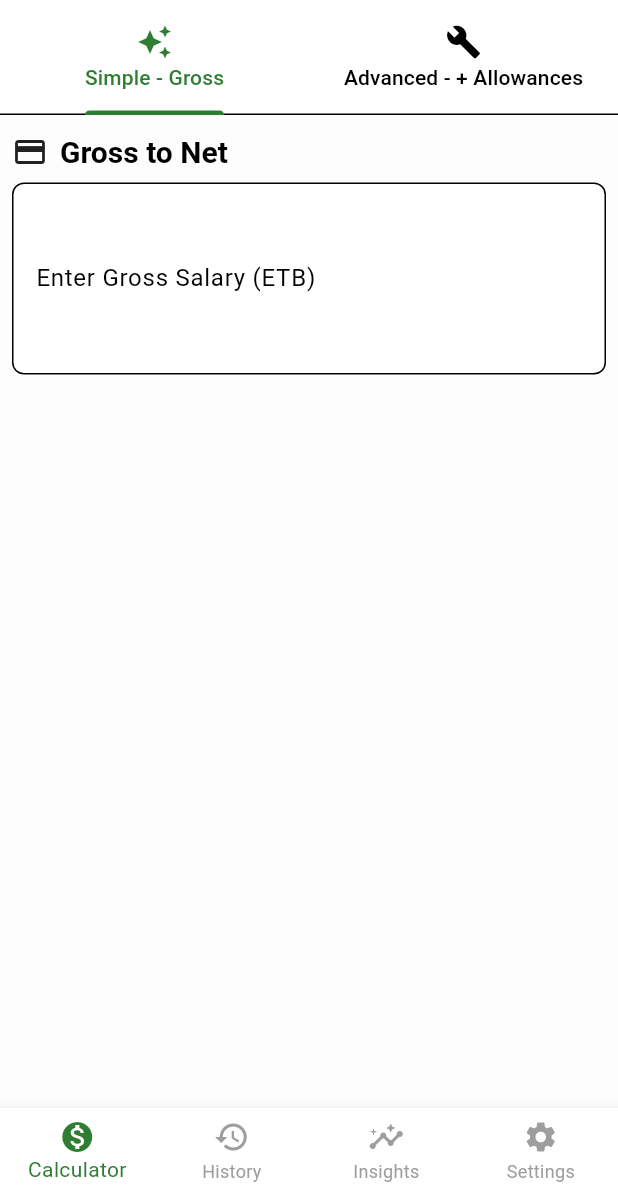
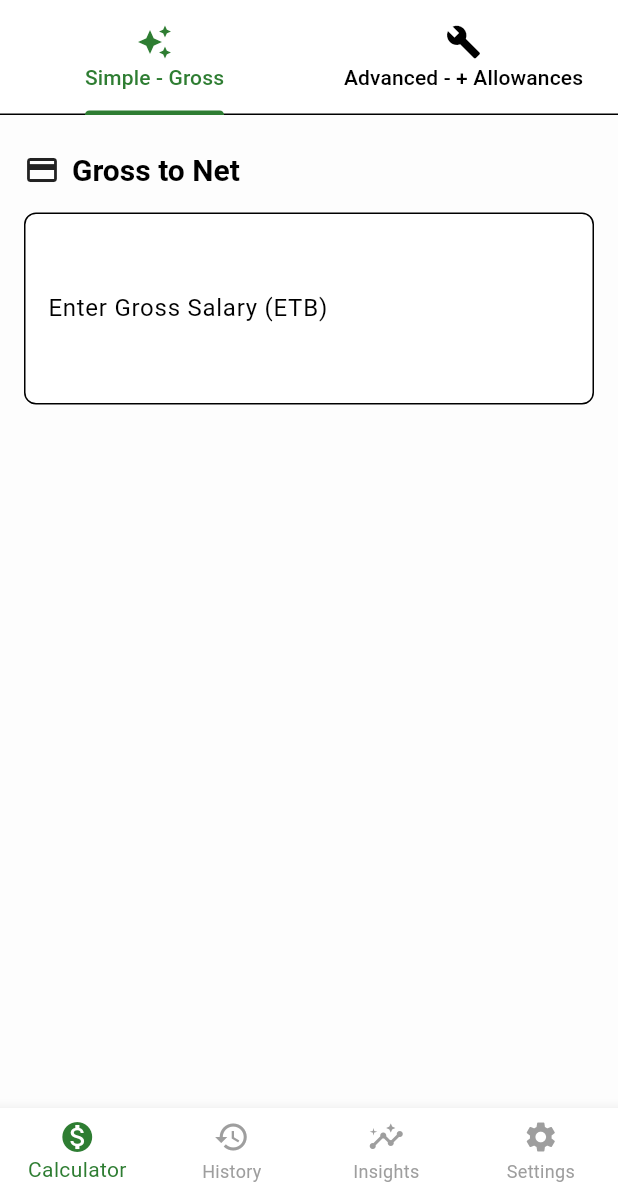
Before and after one commit to dag14/net-earn, a Flutter app: the screen it shows after launch, on a phone screen of 412 x 824 dp, the part 41-1236 px from its top. Run offline on Flutter 3.47's test engine with Material 3 defaults, Android fonts, the phone set to English and light mode, and no system bars; our stand-ins replace flutter_riverpod, go_router.

```diff
--- /dev/null
+++ b/lib/features/income_calculator/domain/tax_bracket.dart
@@ -0,0 +1,18 @@
+class TaxBracket {
+  final double min;
+  final double? max;
+  final double rate;
+  final double deduction;
+
+  const TaxBracket({
+    required this.min,
+    this.max,
+    required this.rate,
+    required this.deduction,
+  });
+
+  bool appliesTo(double income) {
+    if (max == null) return income >= min;
+    return income >= min && income <= max!;
+  }
+}
--- /dev/null
+++ b/lib/features/income_calculator/domain/tax_bracket_provider.dart
@@ -0,0 +1,5 @@
+import 'package:netearn/features/income_calculator/domain/tax_bracket.dart';
+
+abstract class TaxBracketProvider {
+  Future<List<TaxBracket>> getBrackets();
+}
--- a/lib/features/income_calculator/presentation/screens/calculator_screen.dart
+++ b/lib/features/income_calculator/presentation/screens/calculator_screen.dart
@@ -1,13 +1,34 @@
 import 'package:flutter/material.dart';
+import 'package:netearn/features/income_calculator/data/local_tax_bracker_provider.dart';
+import 'package:netearn/features/income_calculator/domain/basic_salary_calculator.dart';
 import 'package:netearn/features/income_calculator/presentation/widgets/advanced_calculator.dart';
 import 'package:netearn/features/income_calculator/presentation/widgets/calculator_tapbar.dart';
 import 'package:netearn/features/income_calculator/presentation/widgets/simple_calculator.dart';
 import '../../../../core/presentation/widgets/default_appbar.dart';
 
-class CalculatorScreen extends StatelessWidget {
-  CalculatorScreen({super.key});
+class CalculatorScreen extends StatefulWidget {
+  const CalculatorScreen({super.key});
 
-  final controller = TextEditingController();
+  @override
+  State<CalculatorScreen> createState() => _CalculatorScreenState();
+}
+
+class _CalculatorScreenState extends State<CalculatorScreen> {
+  late final TextEditingController controller;
+  late final BasicSalaryCalculator calculator;
+
+  @override
+  void initState() {
+    super.initState();
+    controller = TextEditingController();
+    calculator = BasicSalaryCalculator(LocalTaxBracketProvider());
+  }
+
+  @override
+  void dispose() {
+    controller.dispose();
+    super.dispose();
+  }
 
   @override
   Widget build(BuildContext context) {
@@ -27,9 +48,7 @@ class CalculatorScreen extends StatelessWidget {
           children: [
             SimpleCalculator(
               controller: controller,
-              onChanged: (value) {
-                print('Salary entered: $value');
-              },
+              calculateNet: (gross) => calculator.calculateNet(gross),
             ),
             AdvancedCalculator(),
           ],
--- a/lib/features/income_calculator/presentation/widgets/simple_calculator.dart
+++ b/lib/features/income_calculator/presentation/widgets/simple_calculator.dart
@@ -2,24 +2,35 @@ import 'package:flutter/material.dart';
 import 'package:flutter/services.dart';
 import 'package:intl/intl.dart';
 
-class SimpleCalculator extends StatelessWidget {
+class SimpleCalculator extends StatefulWidget {
   final TextEditingController controller;
-  final void Function(double)? onChanged;
+  final Future<double> Function(double gross)? calculateNet;
 
-  SimpleCalculator({super.key, required this.controller, this.onChanged});
+  const SimpleCalculator({
+    super.key,
+    required this.controller,
+    this.calculateNet,
+  });
 
+  @override
+  State<SimpleCalculator> createState() => _SimpleCalculatorState();
+}
+
+class _SimpleCalculatorState extends State<SimpleCalculator> {
   final NumberFormat _formatter = NumberFormat('#,##0.##');
+  double? _netSalary;
 
   @override
   Widget build(BuildContext context) {
     return Scaffold(
       body: Padding(
-        padding: const EdgeInsets.symmetric(horizontal: 8.0, vertical: 12.0),
+        padding: const EdgeInsets.symmetric(horizontal: 16.0, vertical: 24.0),
         child: Column(
+          crossAxisAlignment: CrossAxisAlignment.start,
           children: [
             Row(
               children: [
-                Icon(Icons.payment, size: 24),
+                const Icon(Icons.payment, size: 24),
                 const SizedBox(width: 8),
                 Text(
                   'Gross to Net',
@@ -27,15 +38,15 @@ class SimpleCalculator extends StatelessWidget {
                 ),
               ],
             ),
-            const SizedBox(height: 8),
+            const SizedBox(height: 16),
             TextField(
-              style: TextStyle(fontSize: 64),
-              controller: controller,
-              keyboardType: TextInputType.numberWithOptions(decimal: true),
+              style: const TextStyle(fontSize: 64),
+              controller: widget.controller,
+              keyboardType: const TextInputType.numberWithOptions(
+                decimal: true,
+              ),
               inputFormatters: [
-                FilteringTextInputFormatter.allow(
-                  RegExp(r'[\d.,]'),
-                ), // allow 2 decimal places
+                FilteringTextInputFormatter.allow(RegExp(r'[\d.,]')),
               ],
               decoration: InputDecoration(
                 fillColor: Colors.white,
@@ -44,37 +55,51 @@ class SimpleCalculator extends StatelessWidget {
                   borderRadius: BorderRadius.circular(8.0),
                 ),
               ),
+              // Format while typing (optional)
               onChanged: (value) {
                 if (value.isEmpty) return;
-
-                // Remove commas
                 final cleanValue = value.replaceAll(',', '');
-
                 final number = double.tryParse(cleanValue);
                 if (number == null) return;
 
                 final formatted = _formatter.format(number);
-
-                // Avoid infinite loop
                 if (formatted != value) {
-                  controller.value = TextEditingValue(
+                  widget.controller.value = TextEditingValue(
                     text: formatted,
                     selection: TextSelection.collapsed(
                       offset: formatted.length,
                     ),
                   );
                 }
-                print('Formatted Value: $formatted');
               },
-              onEditingComplete: () {
-                final rawText = controller.text.replaceAll(',', '');
-                final salary = double.tryParse(rawText) ?? 0;
+              // Only calculate when editing is complete
+              onEditingComplete: () async {
+                final rawText = widget.controller.text.replaceAll(',', '');
+                final gross = double.tryParse(rawText) ?? 0;
 
-                if (onChanged != null) {
-                  onChanged!(salary);
+                double net = 0;
+                if (widget.calculateNet != null) {
+                  net = await widget.calculateNet!(gross);
                 }
+
+                setState(() {
+                  _netSalary = net;
+                });
+
+                // Dismiss keyboard
+                FocusScope.of(context).unfocus();
               },
             ),
+            const SizedBox(height: 24),
+            if (_netSalary != null)
+              Text(
+                'Net Salary: ${_formatter.format(_netSalary)} ETB',
+                style: const TextStyle(
+                  fontSize: 32,
+                  fontWeight: FontWeight.bold,
+                  color: Colors.green,
+                ),
+              ),
           ],
         ),
       ),
```
Also changed, not shown: lib/features/income_calculator/data/local_tax_bracker_provider.dart (added, +16 -0 lines), lib/features/income_calculator/domain/basic_salary_calculator.dart (added, +45 -0 lines).
